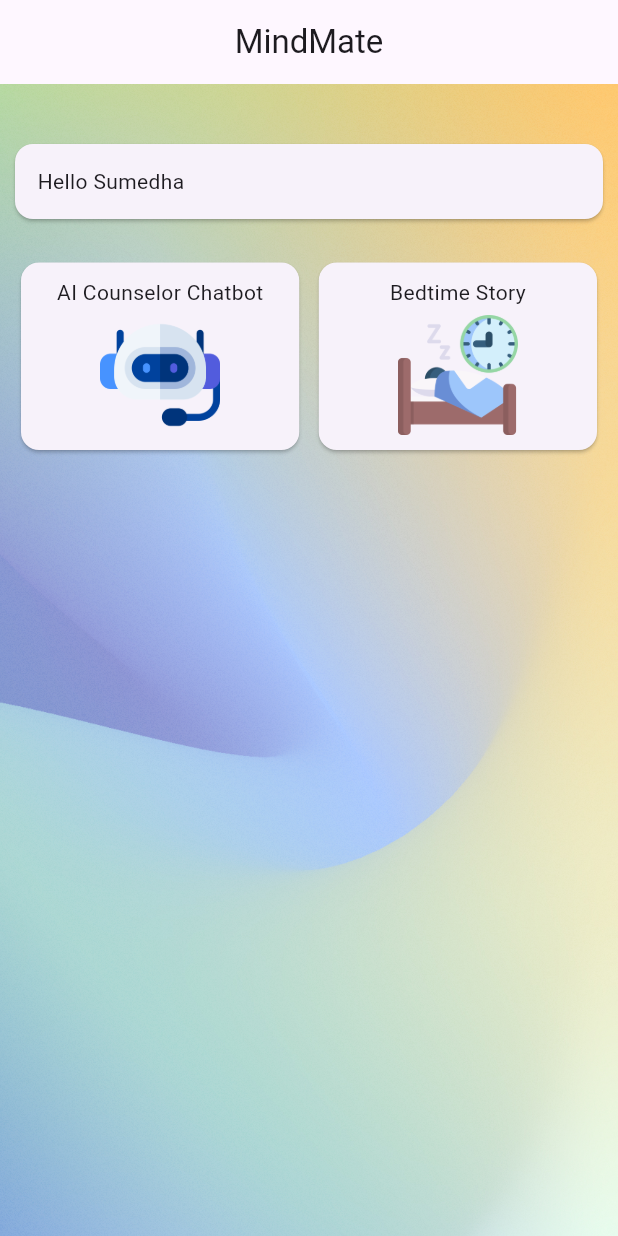
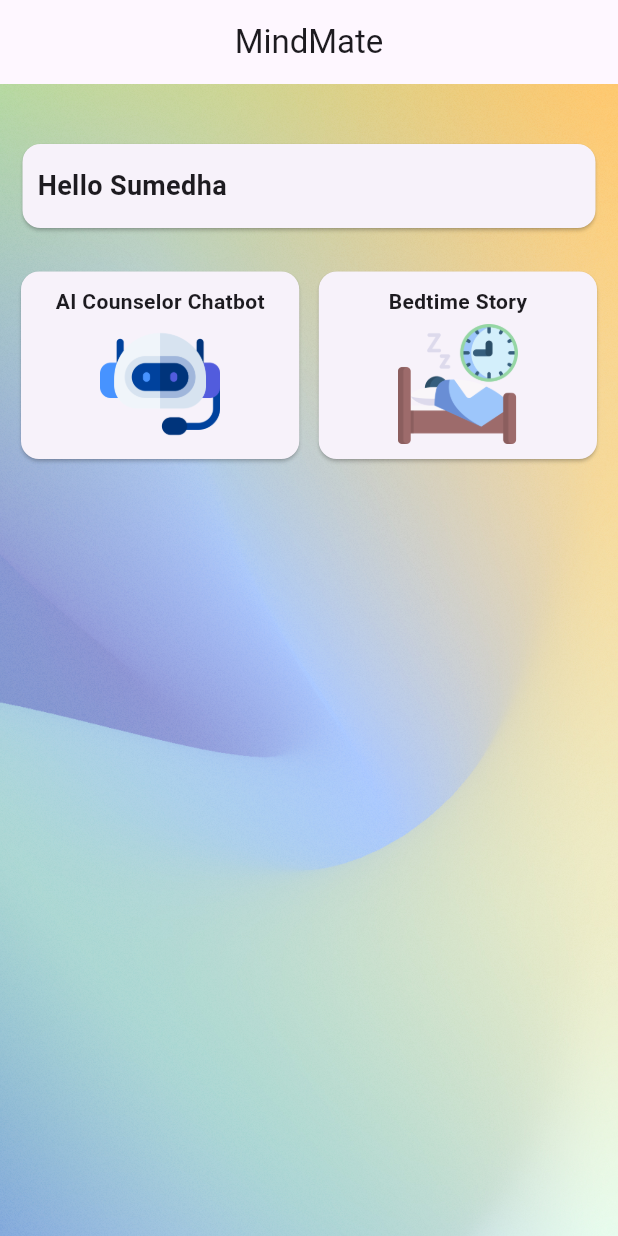
Before and after one commit to SumedhaEndar/ai_mental_health_chatbot, a Flutter app: the screen it shows after launch, on a phone screen of 412 x 824 dp. Run offline on Flutter 3.47's test engine with Material 3 defaults, Android fonts, the phone set to English and light mode, and no system bars.

Commit message:
Home UI done

```diff
--- a/lib/screens/home/home.dart
+++ b/lib/screens/home/home.dart
@@ -26,11 +26,11 @@ class Home extends StatelessWidget {
           children: [
             const SizedBox(height: 40),
             Card(
-              margin: const EdgeInsets.symmetric(horizontal: 10),
+              margin: const EdgeInsets.symmetric(horizontal: 15),
               child: Container(
                   width: double.infinity,
-                  padding: const EdgeInsets.all(15),
-                  child: const Text("Hello Sumedha"),
+                  padding: const EdgeInsets.symmetric(horizontal: 10, vertical: 15),
+                  child: const StyledName("Hello Sumedha"),
               ),
             ),
             const SizedBox(height: 25),
@@ -52,7 +52,7 @@ class Home extends StatelessWidget {
                             padding: const EdgeInsets.all(10),
                             child: Column(
                               children: [
-                                const Text("AI Counselor Chatbot"),
+                                const StyledLabel("AI Counselor Chatbot"),
                                 const SizedBox(height: 5),
                                 Image.asset('assets/img/chatbot.png', width: 80,),
                               ],
@@ -75,7 +75,7 @@ class Home extends StatelessWidget {
                           padding: const EdgeInsets.all(10),
                           child: Column(
                             children: [
-                              const Text("Bedtime Story"),
+                              const StyledLabel("Bedtime Story"),
                               const SizedBox(height: 5),
                               Image.asset('assets/img/sleep.png', width: 80,),
                             ],
--- a/lib/shared/styled_text.dart
+++ b/lib/shared/styled_text.dart
@@ -13,3 +13,36 @@ class StyledTitle extends StatelessWidget {
     );
   }
 }
+
+class StyledName extends StatelessWidget {
+  const StyledName(this.text, {super.key});
+
+  final String text;
+
+  @override
+  Widget build(BuildContext context) {
+    return Text(
+        text,
+        style: const TextStyle(
+          fontWeight: FontWeight.bold,
+          fontSize: 18
+        ),
+    );
+  }
+}
+
+class StyledLabel extends StatelessWidget {
+  const StyledLabel(this.text, {super.key});
+
+  final String text;
+
+  @override
+  Widget build(BuildContext context) {
+    return Text(
+      text,
+      style: const TextStyle(
+          fontWeight: FontWeight.bold,
+      ),
+    );
+  }
+}
```
